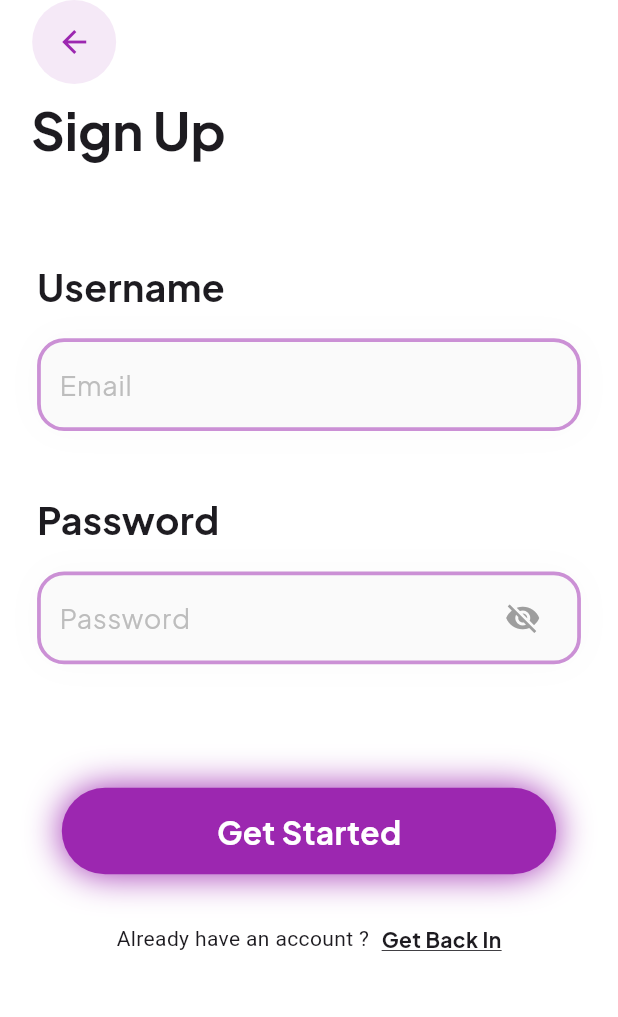
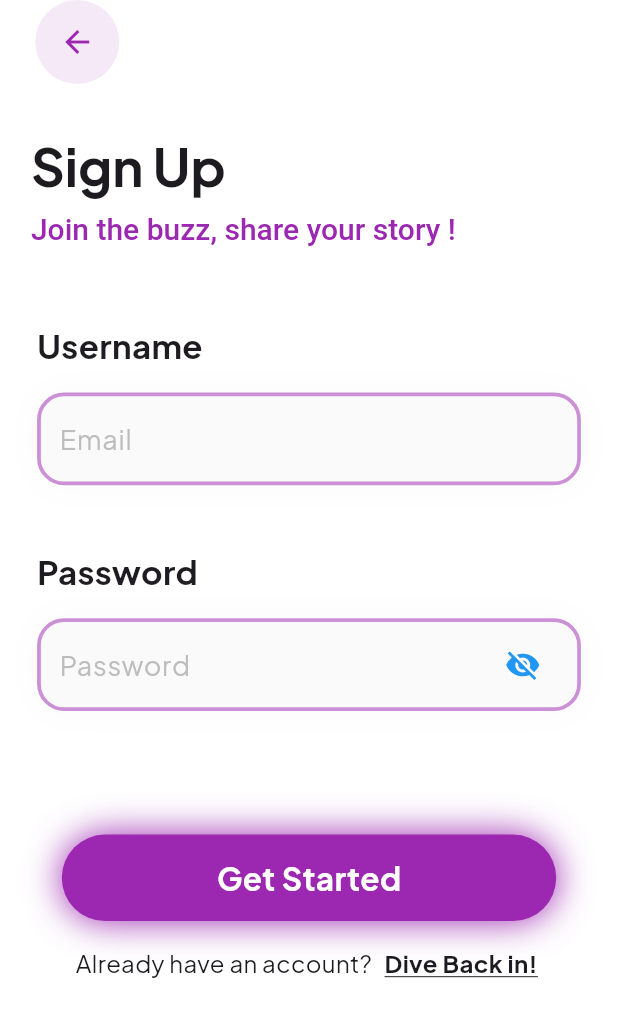
Before and after one commit to ThatLinuxGuyYouKnow/Bubbly, a Flutter app: the SignUp screen opened by its route, on a phone screen of 412 x 824 dp. Shown: the top 1017 px of the screen. Run offline on Flutter 3.47's test engine with Material 3 defaults, Android fonts, the phone set to English and light mode, and no system bars; our stand-ins replace device_info, google_fonts.

Commit message:
created auth class

```diff
--- a/lib/auth/signup.dart
+++ b/lib/auth/signup.dart
@@ -34,25 +34,41 @@ class _SignUpState extends State<SignUp> {
         physics: const ClampingScrollPhysics(),
         slivers: [
           SliverAppBar(
-            expandedHeight: screenHeight * 0.15,
+            expandedHeight: screenHeight * 0.2,
             pinned: true,
             backgroundColor: Colors.white,
             elevation: 0,
             leadingWidth: screenWidth * 0.23,
             leading: Padding(
-              padding: EdgeInsets.only(left: screenWidth * 0.01),
+              padding: EdgeInsets.only(left: screenWidth * 0.02),
               child: const CustomBackButton(),
             ),
             flexibleSpace: FlexibleSpaceBar(
               expandedTitleScale: 1.0,
               titlePadding: EdgeInsets.only(
                 left: screenWidth * 0.05,
-                bottom: 16,
               ),
-              title: StandardText(
+              title: Column(
+                mainAxisAlignment: MainAxisAlignment.end,
+                crossAxisAlignment: CrossAxisAlignment.start,
+                children: [
+                  StandardText(
                     textContent: 'Sign Up',
                     textFontSize: 35,
                     textWeight: FontWeight.bold,
+                  ),
+                  SizedBox(
+                    height: screenHeight * 0.01,
+                  ),
+                  Text(
+                    'Join the buzz, share your story !',
+                    style: TextStyle(
+                      color: Colors.purple,
+                      fontSize: 20,
+                      fontWeight: FontWeight.w500,
+                    ),
+                  ),
+                ],
               ),
             ),
           ),
@@ -65,7 +81,7 @@ class _SignUpState extends State<SignUp> {
                   SizedBox(height: screenHeight * 0.06),
                   StandardText(
                     textContent: 'Username',
-                    textFontSize: 25,
+                    textFontSize: 22,
                     textWeight: FontWeight.bold,
                   ),
                   SizedBox(height: screenHeight * .02),
@@ -76,7 +92,7 @@ class _SignUpState extends State<SignUp> {
                   SizedBox(height: screenHeight * .05),
                   StandardText(
                     textContent: 'Password',
-                    textFontSize: 25,
+                    textFontSize: 22,
                     textWeight: FontWeight.bold,
                   ),
                   SizedBox(height: screenHeight * .02),
@@ -89,7 +105,7 @@ class _SignUpState extends State<SignUp> {
                         passwordMadeVisible
                             ? Icons.visibility
                             : Icons.visibility_off,
-                        color: Colors.grey,
+                        color: Colors.blue,
                       ),
                     ),
                     valueValidator: (value) {},
@@ -106,26 +122,33 @@ class _SignUpState extends State<SignUp> {
                       ),
                     ],
                   ),
-                  Padding(
-                    padding: EdgeInsets.only(top: screenHeight * 0.04),
-                    child: Row(
+                  SizedBox(height: screenHeight * 0.02),
+                  Row(
                     mainAxisAlignment: MainAxisAlignment.center,
                     children: [
-                        Text('Already have an account ?'),
+                      GestureDetector(
+                        onTap: () => Navigator.pushNamed(context, '/signin'),
+                        child: Row(
+                          children: [
+                            Text(
+                              'Already have an account?',
+                              style: GoogleFonts.plusJakartaSans(
+                                fontSize: 16,
+                              ),
+                            ),
                             SizedBox(
                               width: screenWidth * 0.02,
                             ),
-                        Text(
-                          'Get Back In',
+                            Text('Dive Back in! ',
                                 style: GoogleFonts.plusJakartaSans(
-                              fontSize: 14,
+                                    fontSize: 16,
                                     fontWeight: FontWeight.bold,
-                              decoration: TextDecoration.underline),
-                        ),
+                                    decoration: TextDecoration.underline))
                           ],
                         ),
                       ),
-                  SizedBox(height: screenHeight * 0.02),
+                    ],
+                  )
                 ],
               ),
             ),
--- a/lib/widgets/buttons.dart
+++ b/lib/widgets/buttons.dart
@@ -11,7 +11,7 @@ class StandardButton extends StatelessWidget {
     final screenHeight = MediaQuery.of(context).size.height;
     return GestureDetector(
       onTap: () {
-        onButtonTap;
+        onButtonTap();
       },
       child: Container(
         height: screenHeight * 0.07,
--- a/pubspec.yaml
+++ b/pubspec.yaml
@@ -36,6 +36,7 @@ dependencies:
   # Use with the CupertinoIcons class for iOS style icons.
   cupertino_icons: ^1.0.6
   google_fonts: ^6.2.1
+  device_info: ^2.0.3
 
 dev_dependencies:
   flutter_test:
```
Also changed, not shown: lib/auth/auth.dart (added, +25 -0 lines), lib/auth/signin.dart (+54 -24 lines), lib/chat_main.dart (added, +91 -0 lines), lib/welcomeScreen.dart (+7 -1 lines), pubspec.lock. Lines whose indentation alone changed are shown as unchanged.
